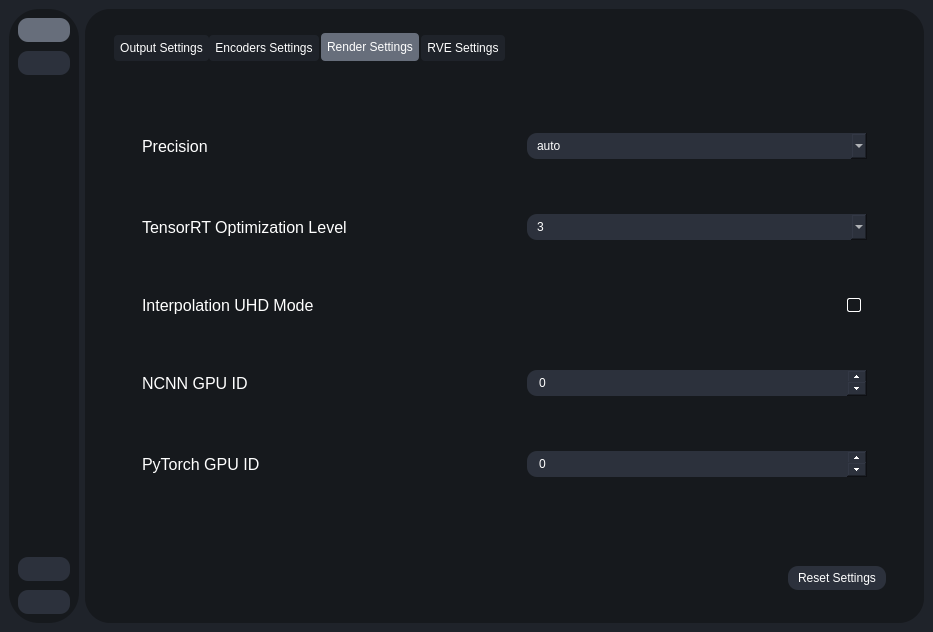
Qt form testRVEInterface.ui (gokulmc/enhance_crop) before a commit.
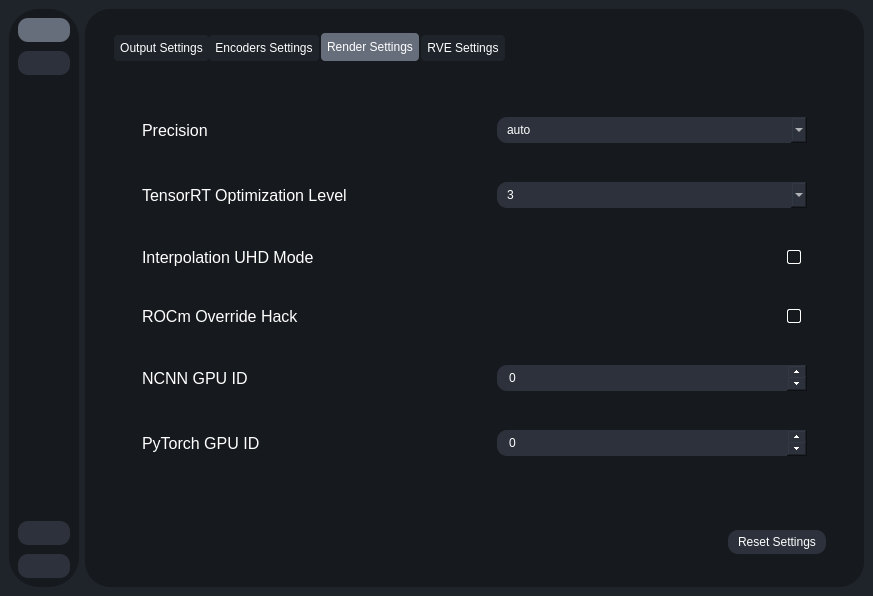
The same form after that commit. The open tabs and pages were chosen to show the change. Icons and pictures are not drawn.

Commit message: toggle rocm hack

What changed in the file:
```diff
--- a/testRVEInterface.ui
+++ b/testRVEInterface.ui
@@ -6,8 +6,8 @@
    <rect>
     <x>0</x>
     <y>0</y>
-    <width>933</width>
-    <height>632</height>
+    <width>0</width>
+    <height>0</height>
    </rect>
   </property>
   <property name="sizePolicy">
@@ -3451,7 +3451,7 @@
                    <x>0</x>
                    <y>0</y>
                    <width>796</width>
-                   <height>584</height>
+                   <height>645</height>
                   </rect>
                  </property>
                  <layout class="QVBoxLayout" name="verticalLayout_18">
@@ -4737,7 +4737,68 @@
                            <item>
                             <widget class="QCheckBox" name="uhd_mode">
                              <property name="text">
-                              <string/>
+                              <string />
+                             </property>
+                            </widget>
+                           </item>
+                          </layout>
+                         </item>
+                         <item>
+                          <layout class="QHBoxLayout" name="horizontalLayout_61">
+                           <property name="spacing">
+                            <number>10</number>
+                           </property>
+                           <item>
+                            <widget class="QLabel" name="label_80">
+                             <property name="font">
+                              <font>
+                               <pointsize>12</pointsize>
+                              </font>
+                             </property>
+                             <property name="text">
+                              <string>ROCm Override Hack</string>
+                             </property>
+                            </widget>
+                           </item>
+                           <item>
+                            <spacer name="horizontalSpacer_29">
+                             <property name="orientation">
+                              <enum>Qt::Orientation::Horizontal</enum>
+                             </property>
+                             <property name="sizeHint" stdset="0">
+                              <size>
+                               <width>40</width>
+                               <height>20</height>
+                              </size>
+                             </property>
+                            </spacer>
+                           </item>
+                           <item>
+                            <widget class="QLabel" name="label_81">
+                             <property name="maximumSize">
+                              <size>
+                               <width>25</width>
+                               <height>25</height>
+                              </size>
+                             </property>
+                             <property name="toolTip">
+                              <string>&lt;html&gt;&lt;head/&gt;&lt;body&gt;&lt;p&gt;ROCm Overrides:&lt;/p&gt;&lt;p&gt;- On: enables hack to maybe allow unsupported AMD GPUs to work.&lt;/p&gt;&lt;p&gt;- Off: Disable this hack.&lt;/p&gt;&lt;/body&gt;&lt;/html&gt;</string>
+                             </property>
+                             <property name="text">
+                              <string />
+                             </property>
+                             <property name="pixmap">
+                              <pixmap resource="resources.qrc">:/icons/icons/info.svg</pixmap>
+                             </property>
+                             <property name="scaledContents">
+                              <bool>true</bool>
+                             </property>
+                            </widget>
+                           </item>
+                           <item>
+                            <widget class="QCheckBox" name="rocm_override_hack">
+                             <property name="text">
+                              <string notr="true" />
                              </property>
                             </widget>
                            </item>
```
Left out of the diff: 271 changed lines with no effect on the pictures. The commit also changes 3 other files.
